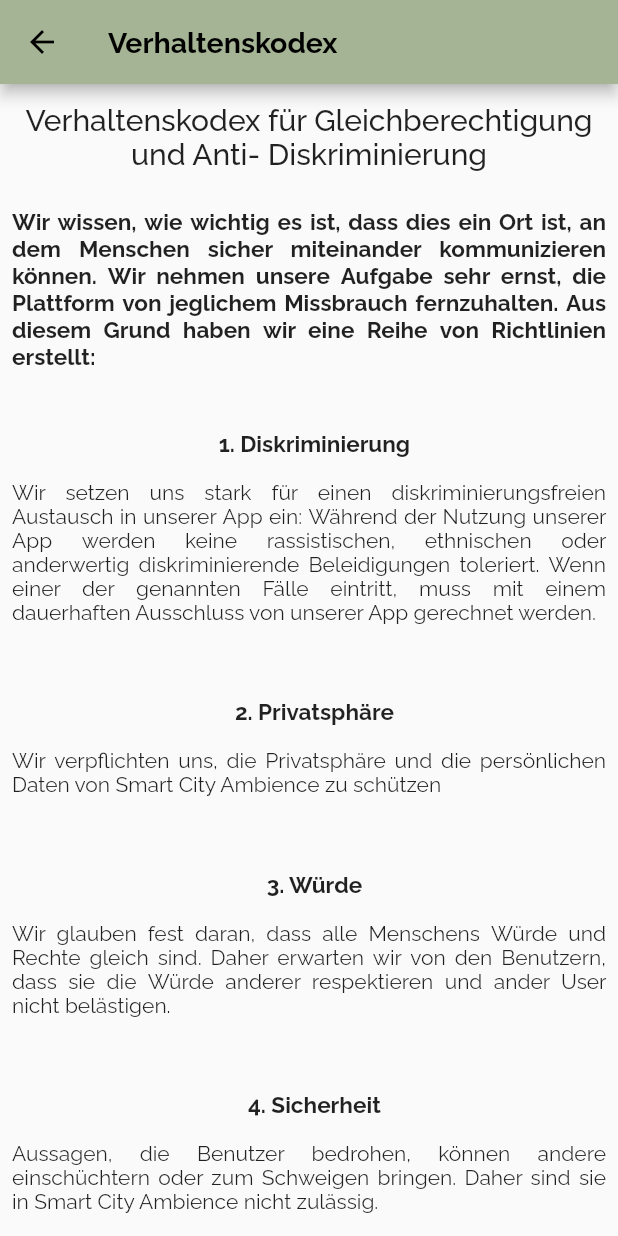
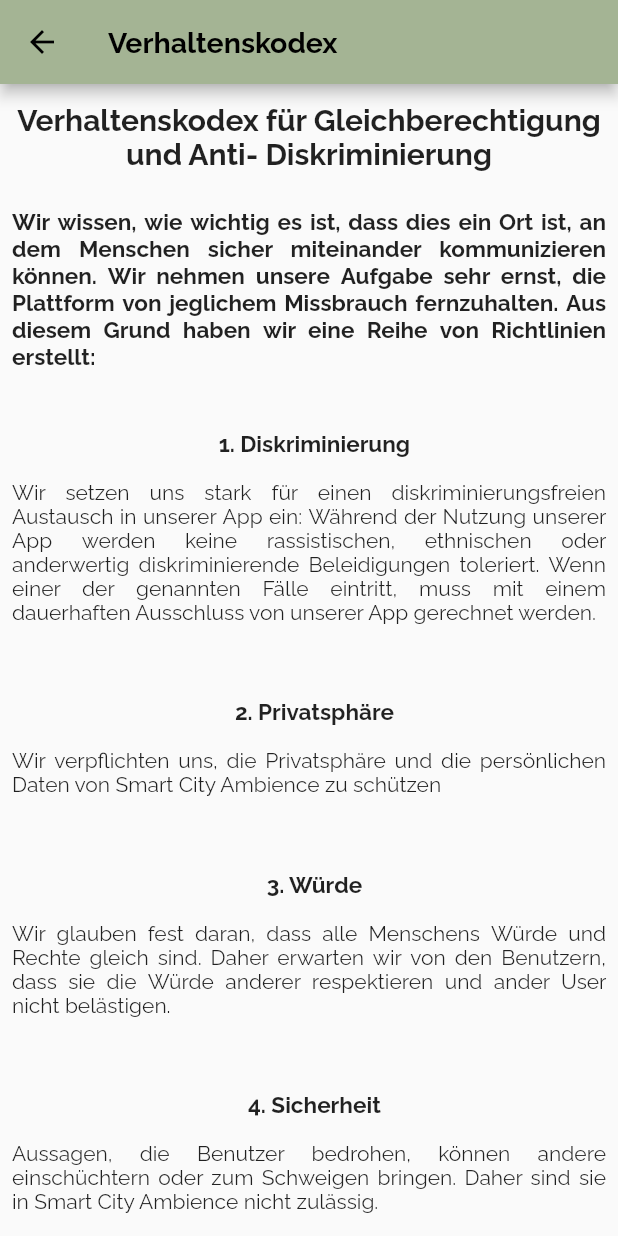
Before and after one commit to S-ecki/smart-city-ambience, a Flutter app: the Guide screen opened by its route, on a phone screen of 412 x 824 dp. Run offline on Flutter 3.47's test engine with Material 2 defaults, Android fonts, the phone set to English and light mode, and no system bars; our stand-ins replace badges, email_validator, firebase_auth, firebase_core, flutter_redux, google_fonts and 5 more; missing offline and left inert: customtogglebuttons, flutter_emoji, flutter_scatter; accounts and stored records are empty.

Commit message:
new font

```diff
--- a/lib/dummyData/dummyForumEntries.dart
+++ b/lib/dummyData/dummyForumEntries.dart
@@ -3,6 +3,6 @@ import 'package:smart_city_ambience/screens/chats/forum_card.dart';
 List<Forum> dummyForumEntries = [
   Forum(title: "Grillparty", description: "Am Sonntag soll das Wetter wunderschön werden. Hätte sonst noch jemand Interesse daran, den Grillplatz zu mieten und gemeinsam zu grillen? LG Alex"),
   Forum(title: "Musikfestival in unserer Veranstaltungshalle", description: "Ich habe Bedenken, dass das Event zu laut ist und am nächsten Tag viel Müll herumliegt. Was haltet ihr davon? LG Karen"),
-  Forum(title: "Regionale Rezeptideen", description: "Am Wochenende kommen meine Schwiegereltern zu Besuch. Ich würde gerne selbst kochen und zwar ein typisches Gericht. Hat jemand von euch gute Ideen? LG Peter"),
+  Forum(title: "Regionale Rezeptideen", description: "Am Wochenende kommen meine lieben Schwiegereltern zu Besuch. Ich würde gerne selbst kochen und zwar ein typisches Gericht. Hat jemand von euch gute Ideen? LG Peter"),
   Forum(title: "Ich verschenke eine Kinderschaukel", description: "Da meine Kinder langsam zu alt für die Schaukel geworden sind, verschenke ich die Schaukel. Bei Interessen einfach ein Kommentar hinterlassen. LG Paul"),
 ];
--- a/lib/screens/home/emotion_input/emotion_input_box.dart
+++ b/lib/screens/home/emotion_input/emotion_input_box.dart
@@ -17,7 +17,7 @@ class EmotionInputBox extends StatelessWidget {
         padding: const EdgeInsets.all(8.0),
         child: Text(
           text,
-          style: Theme.of(context).textTheme.bodyText1.copyWith(color: Colors.white)
+          style: Theme.of(context).textTheme.bodyText1.copyWith(color: Colors.white),
         ),
       ),
     );
--- a/lib/screens/home/emotion_output/emotion_output_tabs.dart
+++ b/lib/screens/home/emotion_output/emotion_output_tabs.dart
@@ -18,7 +18,7 @@ class EmotionOutputTabs extends StatelessWidget {
                 Padding(
                   padding: const EdgeInsets.fromLTRB(6, 6, 0, 0),
                   child: SizedBox(
-                    width: 300,
+                    width: 350,
                     height: dimens.maxHeight * 0.15,
                     child: ListTile(
                         title: Text(
@@ -31,7 +31,6 @@ class EmotionOutputTabs extends StatelessWidget {
                 ),
                 // number of children must correspond to TabView children
                 SizedBox(
-                  // height: dimens.maxHeight * 0.2,
                   child: TabBar(
                     tabs: [
                       Tab(
--- a/lib/screens/profile/guide.dart
+++ b/lib/screens/profile/guide.dart
@@ -18,7 +18,7 @@ class Guide extends StatelessWidget {
                 child: Text(
                   "Verhaltenskodex für Gleichberechtigung und Anti- Diskriminierung",
                   textAlign: TextAlign.center,
-                  style: Theme.of(context).textTheme.headline6,
+                  style: Theme.of(context).textTheme.headline6.copyWith(fontWeight: FontWeight.bold),
                 ),
               ),
               SizedBox(height: 25),
```
Also changed, not shown: lib/theme/smort_theme.dart (+14 -13 lines).
